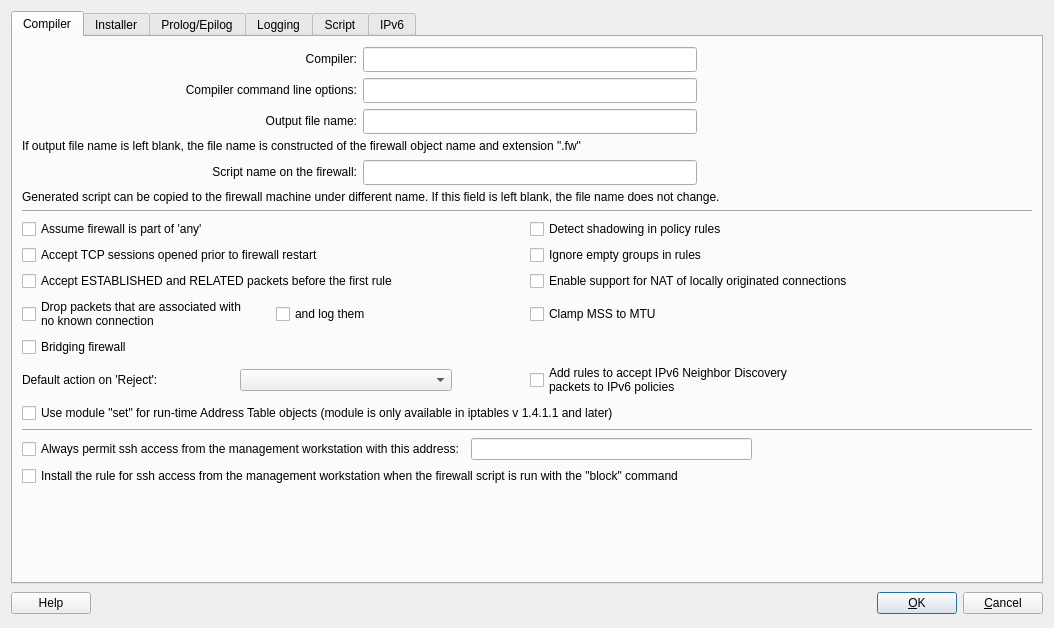
Qt form src/libgui/iptadvanceddialog_q.ui (fwbuilder/fwbuilder) before a commit.
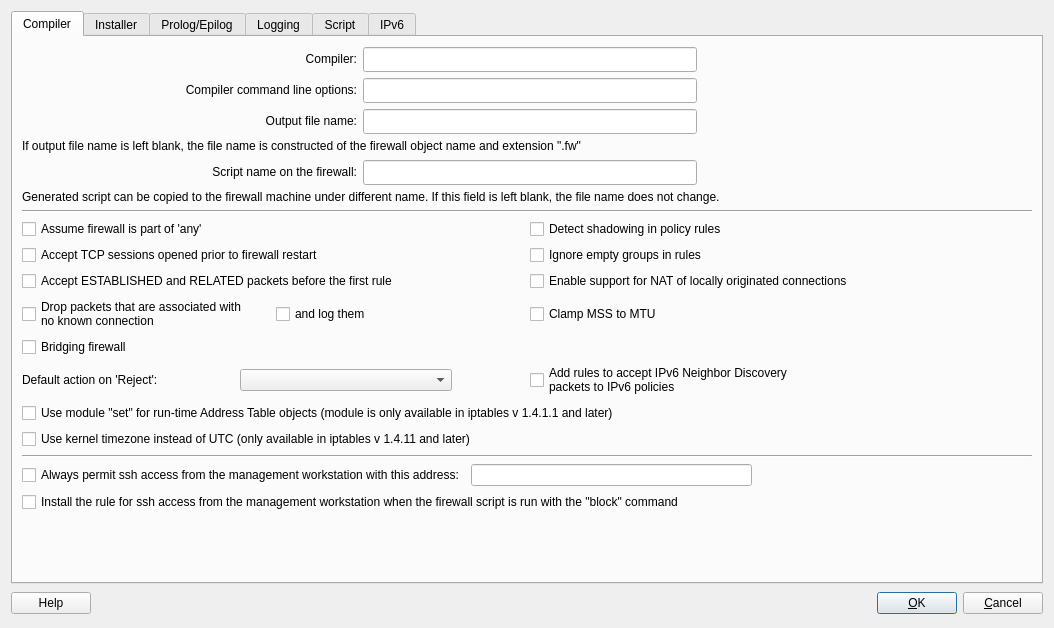
The same form after that commit.

Diff of the .ui file:
```diff
--- a/src/libgui/iptadvanceddialog_q.ui
+++ b/src/libgui/iptadvanceddialog_q.ui
@@ -481,6 +481,13 @@
            </property>
           </widget>
          </item>
+         <item row="7" column="0" colspan="2">
+          <widget class="QCheckBox" name="useKernelTz">
+           <property name="text">
+            <string>Use kernel timezone instead of UTC (only available in iptables v 1.4.11 and later)</string>
+           </property>
+          </widget>
+         </item>
         </layout>
        </item>
        <item row="7" column="0" colspan="2">
```
